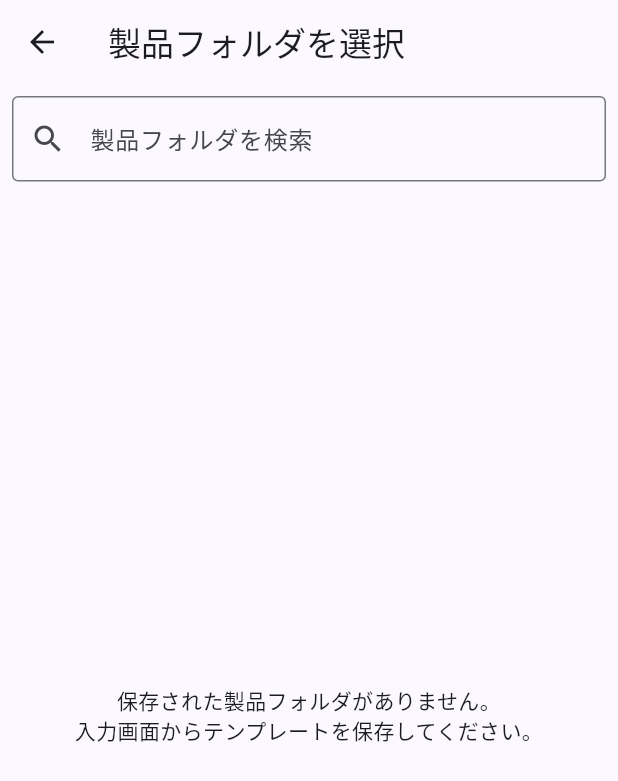
After one commit to HARUSAKI7200/kokunai, a Flutter app: the screen it shows after launch, after a tap on "テンプレートから作成", on a phone screen of 412 x 824 dp. The commit adds this screen. Shown: the top 781 px of the screen. Run offline on Flutter 3.47's test engine with Material 3 defaults, Android fonts, the phone set to English and light mode, and no system bars; our stand-ins replace pdf, printing, shared_preferences.

Commit message:
Add files via upload

```diff
--- /dev/null
+++ b/lib/template_list_screen.dart
@@ -0,0 +1,202 @@
+// lib/template_list_screen.dart
+import 'dart:io';
+import 'package:flutter/material.dart';
+import 'package:path_provider/path_provider.dart';
+import 'template_files_screen.dart';
+
+class TemplateListScreen extends StatefulWidget {
+  const TemplateListScreen({super.key});
+
+  @override
+  State<TemplateListScreen> createState() => _TemplateListScreenState();
+}
+
+class _TemplateListScreenState extends State<TemplateListScreen> {
+  bool _isLoading = true;
+  List<Directory> _allFolders = [];
+  List<Directory> _filteredFolders = [];
+  final TextEditingController _searchController = TextEditingController();
+  static const _templateDir = 'templates';
+
+  @override
+  void initState() {
+    super.initState();
+    _searchController.addListener(_filterFolders);
+    _loadProductFolders();
+  }
+
+  @override
+  void dispose() {
+    _searchController.removeListener(_filterFolders);
+    _searchController.dispose();
+    super.dispose();
+  }
+
+  Future<void> _loadProductFolders() async {
+    setState(() {
+      _isLoading = true;
+    });
+
+    final appDir = await getApplicationDocumentsDirectory();
+    final templateRootDir = Directory('${appDir.path}/$_templateDir');
+
+    final List<Directory> folders = [];
+    if (await templateRootDir.exists()) {
+      final entities = templateRootDir.listSync();
+      for (var entity in entities) {
+        if (entity is Directory) {
+          folders.add(entity);
+        }
+      }
+      folders.sort((a, b) => a.path.toLowerCase().compareTo(b.path.toLowerCase()));
+    }
+
+    setState(() {
+      _allFolders = folders;
+      _filteredFolders = folders;
+      _isLoading = false;
+    });
+  }
+
+  void _filterFolders() {
+    final query = _searchController.text.toLowerCase();
+    setState(() {
+      if (query.isEmpty) {
+        _filteredFolders = _allFolders;
+      } else {
+        _filteredFolders = _allFolders.where((folder) {
+          final folderName = _getFolderName(folder).toLowerCase();
+          return folderName.contains(query);
+        }).toList();
+      }
+    });
+  }
+
+  Future<void> _deleteFolder(Directory folder) async {
+    final folderName = _getFolderName(folder);
+    final confirmed = await showDialog<bool>(
+      context: context,
+      builder: (context) => AlertDialog(
+        title: const Text('フォルダの削除'),
+        content: Text('「$folderName」フォルダを削除しますか？\nフォルダ内のすべてのテンプレートも削除されます。'),
+        actions: [
+          TextButton(
+            onPressed: () => Navigator.of(context).pop(false),
+            child: const Text('キャンセル'),
+          ),
+          TextButton(
+            onPressed: () => Navigator.of(context).pop(true),
+            child: const Text('削除', style: TextStyle(color: Colors.red)),
+          ),
+        ],
+      ),
+    );
+
+    if (confirmed == true) {
+      try {
+        await folder.delete(recursive: true);
+        await _loadProductFolders();
+        if (mounted) {
+          ScaffoldMessenger.of(context).showSnackBar(
+            SnackBar(content: Text('「$folderName」フォルダを削除しました。'), backgroundColor: Colors.green),
+          );
+        }
+      } catch (e) {
+        if (mounted) {
+          ScaffoldMessenger.of(context).showSnackBar(
+            SnackBar(content: Text('フォルダの削除に失敗しました: $e')),
+          );
+        }
+      }
+    }
+  }
+
+  String _getFolderName(Directory folder) {
+    return folder.path.split(Platform.pathSeparator).last;
+  }
+
+  @override
+  Widget build(BuildContext context) {
+    return Scaffold(
+      appBar: AppBar(
+        title: const Text('製品フォルダを選択'),
+      ),
+      body: Column(
+        children: [
+          Padding(
+            padding: const EdgeInsets.all(8.0),
+            child: TextField(
+              controller: _searchController,
+              decoration: InputDecoration(
+                labelText: '製品フォルダを検索',
+                hintText: '製品名を入力...',
+                prefixIcon: const Icon(Icons.search),
+                border: const OutlineInputBorder(),
+                suffixIcon: _searchController.text.isNotEmpty
+                    ? IconButton(
+                        icon: const Icon(Icons.clear),
+                        onPressed: () {
+                          _searchController.clear();
+                        },
+                      )
+                    : null,
+              ),
+            ),
+          ),
+          Expanded(
+            child: _isLoading
+                ? const Center(child: CircularProgressIndicator())
+                : _allFolders.isEmpty
+                    ? const Center(
+                        child: Text(
+                          '保存された製品フォルダがありません。\n入力画面からテンプレートを保存してください。',
+                          textAlign: TextAlign.center,
+                        ),
+                      )
+                    : _filteredFolders.isEmpty
+                        ? const Center(
+                            child: Text(
+                              '該当する製品フォルダが見つかりません。',
+                              textAlign: TextAlign.center,
+                            ),
+                          )
+                        : ListView.builder(
+                            itemCount: _filteredFolders.length,
+                            itemBuilder: (context, index) {
+                              final folder = _filteredFolders[index];
+                              return Card(
+                                margin: const EdgeInsets.symmetric(horizontal: 8, vertical: 4),
+                                child: ListTile(
+                                  leading: const Icon(Icons.folder_open),
+                                  title: Text(_getFolderName(folder)),
+                                  trailing: const Icon(Icons.chevron_right),
+                                  onTap: () {
+                                    // isPopped は bool? 型なので、明示的にチェック
+                                    Navigator.of(context).push<bool>(
+                                      MaterialPageRoute(
+                                        builder: (context) => TemplateFilesScreen(folderPath: folder.path),
+                                      ),
+                                    ).then((isPopped) {
+                                      // ファイル選択画面から直接戻ってきた(isPopped == true)ら、
+                                      // この画面も閉じてホームに戻る
+                                      if (isPopped == true) {
+                                        Navigator.of(context).pop(true);
+                                      } else {
+                                        // フォルダが削除された可能性を考慮して再読み込み
+                                        _loadProductFolders();
+                                      }
+                                    });
+                                  },
+                                  onLongPress: () {
+                                    _deleteFolder(folder);
+                                  },
+                                ),
+                              );
+                            },
+                          ),
+          ),
+        ],
+      ),
+    );
+  }
+}
```
Also changed, not shown: lib/main.dart (+12 -51 lines), lib/storage.dart (+16 -30 lines), lib/template_files_screen.dart (added, +221 -0 lines).
